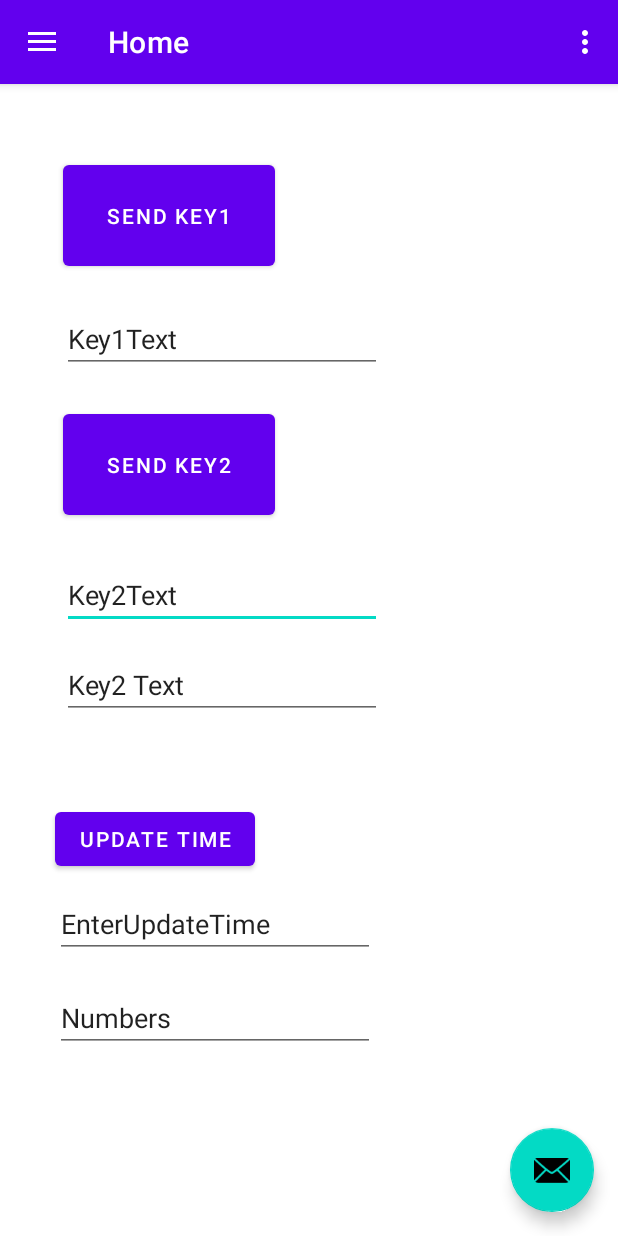
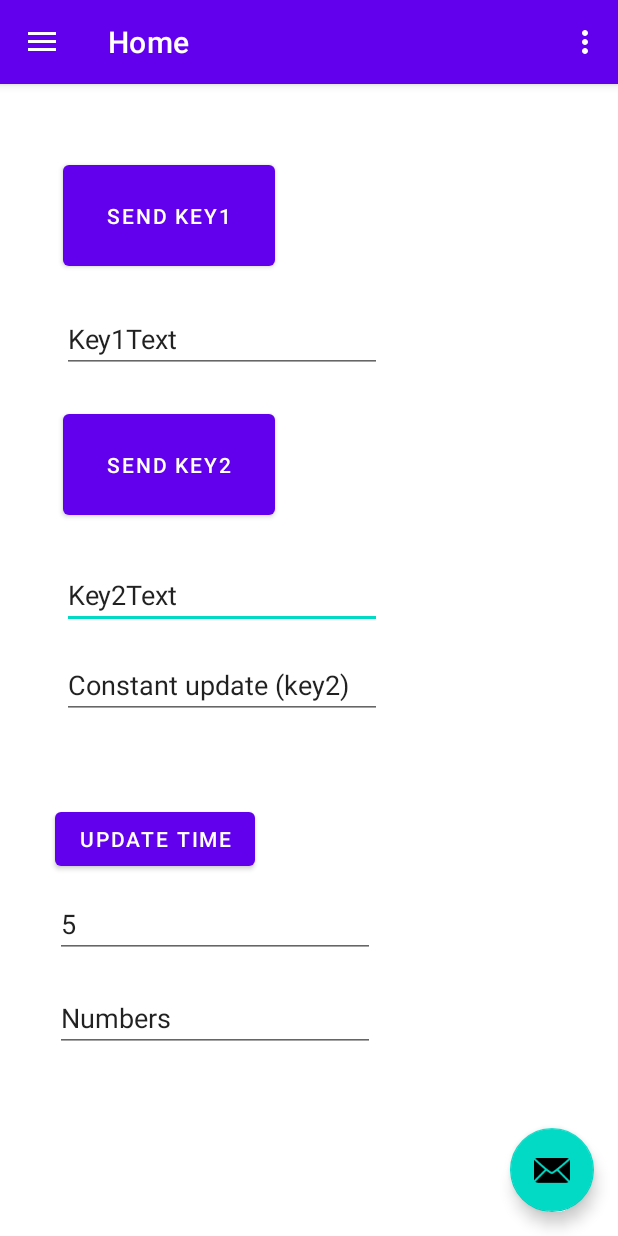
Before and after one commit to jdbremer/Senior-Design-Project, an Android app: the screen it shows after launch (MainActivity), on a phone screen of 412 x 824 dp. Run offline under Robolectric (Android 15) with nearby library versions, the phone set to English and light mode, and no system bars; our stand-ins replace Firebase (no records; nobody signed in at launch, a user with empty details on screens opened directly), navigation-ui.

Commit message:
Updates to the handler. Updated the process for single pulls from the database and continuous pulls from the database. Added button functionality to be able to change the pull interval time in seconds

```diff
--- a/software/androidApp/seniorDesignApp/app/src/main/java/com/senior/DesignApp/ui/home/HomeFragment.java
+++ b/software/androidApp/seniorDesignApp/app/src/main/java/com/senior/DesignApp/ui/home/HomeFragment.java
@@ -38,6 +38,21 @@ public class HomeFragment extends Fragment {
     public DatabaseReference mDatabase;
     private DatabaseReference mPostReference;
     public EditText sensorDataObj;
+    public EditText intervalTxt;
+
+    // HANDLER //
+    //A handler will be needed if you were to update data on the UI while not doing a listen operation
+    //This is what you would call -> updatingUI.post(UIUpdate);
+    private final Handler updatingUI = new Handler();
+
+    final Runnable UIUpdate = new Runnable() {
+        public void run() {
+            sensorDataObj.setText(sensorData);
+        }
+    };
+    // END HANDLER //
+
+
     public View onCreateView(@NonNull LayoutInflater inflater,
                              ViewGroup container, Bundle savedInstanceState) {
 
@@ -53,47 +68,84 @@ public class HomeFragment extends Fragment {
                 //textView.setText(s);
             }
         });
-        //modifyUIText modUIText = new modifyUIText();
-//        modifyUIText.PrivatemodifyUIText mod = new modifyUIText.PrivatemodifyUIText();
-        PrivatemodifyUIText mod = new PrivatemodifyUIText();
+
+
+        //CONSTANT LISTENER CODE//
+        EditText receivedkey2 = (EditText) root.findViewById(R.id.receivedKey2);
+        ValueEventListener constantListener = new ValueEventListener(){
+            @Override
+            public void onDataChange (DataSnapshot dataSnapshot){
+                // Get Post object and use the values to update the UI
+                //System.out.println(dataSnapshot.getValue());
+                receivedkey2.setText(dataSnapshot.getValue().toString());
+
+                // ...
+            }
+
+            @Override
+            public void onCancelled (@NonNull DatabaseError error){
+                //Log.w(TAG, "loadPost:onCancelled", databaseError.toException());
+                System.out.println("The read failed: " + error.getMessage());
+            }
+        };
+        //mPostReference.addValueEventListener(constantListener);  //Uncomment this to start the continous grab of updated data
+        //END CONSTANT LISTENER CODE//
+
+        //SINGLE LISTEN CODE// //This code will allow a single listen... It will do a single grab of data and will have to be reinitialized again.
+        ValueEventListener singleListen = new ValueEventListener(){
+            @Override
+            public void onDataChange (DataSnapshot dataSnapshot){
+                // Get Post object and use the values to update the UI
+                //System.out.println(dataSnapshot.getValue());
+                sensorDataObj.setText(dataSnapshot.getValue().toString());
+
+                // ...
+            }
+
+            @Override
+            public void onCancelled (@NonNull DatabaseError error){
+                //Log.w(TAG, "loadPost:onCancelled", databaseError.toException());
+                System.out.println("The read failed: " + error.getMessage());
+            }
+        };
+        //END SINGLE LISTEN CODE//
+
+        Button timeUpdate = (Button) root.findViewById(R.id.updateTime);
+        intervalTxt = (EditText) root.findViewById(R.id.updateTimeText);
+        intervalTxt.setText(String.valueOf(sensorGrabTime));        //sets the value in the txt box to the initial value
+
+        timeUpdate.setOnClickListener(new View.OnClickListener() {
+            public void onClick(View v) {
+                // Do something in response to button click
+                sensorGrabTime = Integer.parseInt(intervalTxt.getText().toString());        //grabs the value in char form and converts it to an int if button was pressed
+            }
+        });
+
+
+        //THREAD CODE//
         sensorDataObj = (EditText) root.findViewById(R.id.sensorDataText);
-
-//        Handler handler = new Handler(){
-//            @Override
-//            public void handleMessage(Message msg){
-//                if(msg.what == 0){
-//                    updateUI();
-//                }else{
-//                    showError();
-//                }
-//            }
-//        };
-
-//        Handler handler = new Handler() {
-//            @Override
-//            public void handleMessage(Message msg) {
-//                sensorDataObj.setText(msg.toString());
-//            }
-//        };
 
         Runnable runnable = new Runnable(){
             public void run() {
-                try {
-                    Thread.sleep(1000*sensorGrabTime);
+                while (true) {
+                    try {
+                        Thread.sleep(1000 * sensorGrabTime);
+                    } catch (InterruptedException e) {
+                        e.printStackTrace();
+                    }
+                    mPostReference.addListenerForSingleValueEvent(singleListen); //do a single grab of data
+                    //updatingUI.post(UIUpdate);
                 }
-                catch (InterruptedException e) {
-                    e.printStackTrace();
-                }
-//                sensorData = mDatabase.child("testObj").child("Key2").get().toString();
-//                sensorDataObj.setText("yessir");
-//                sensorDataObj.setText(sensorData, TextView.BufferType.EDITABLE);
-//                sensorDataObj.textView.setText("Blah");
-//                modUIText.
-                mod.sendEmptyMessage(0);
             }
         };
         Thread thread = new Thread(runnable);
         thread.start();
+        //END THREAD CODE//
+
+
+
+
+
 
         Button b = (Button) root.findViewById(R.id.dataBaseSend);
         EditText key1 = (EditText) root.findViewById(R.id.Key1_text);
@@ -117,38 +169,9 @@ public class HomeFragment extends Fragment {
         });
 
 
-        //LISTENER CODE//
-        EditText receivedkey2 = (EditText) root.findViewById(R.id.receivedKey2);
-        ValueEventListener postListener = new ValueEventListener(){
-            @Override
-            public void onDataChange (DataSnapshot dataSnapshot){
-                // Get Post object and use the values to update the UI
-                //System.out.println(dataSnapshot.getValue());
-                receivedkey2.setText(dataSnapshot.getValue().toString());
 
-                // ...
-            }
-
-            @Override
-            public void onCancelled (@NonNull DatabaseError error){
-                //Log.w(TAG, "loadPost:onCancelled", databaseError.toException());
-                System.out.println("The read failed: " + error.getMessage());
-            }
-        };
-        mPostReference.addValueEventListener(postListener);
-        //END LISTENER CODE//
 
         return root;
     }
-    private static class PrivatemodifyUIText extends Handler {
-        public String sensorData;
-        HomeFragment frag = new HomeFragment();
-        public void handleMessage(Message msg) {
-            if(msg.what == 0)
-            {
-                sensorData = frag.mDatabase.child("testObj").child("Key2").get().toString();
-                frag.sensorDataObj.setText("sdolihnfaos");
-            }
-        }
-    };
+
 }
--- a/software/androidApp/seniorDesignApp/app/src/main/res/layout/fragment_home.xml
+++ b/software/androidApp/seniorDesignApp/app/src/main/res/layout/fragment_home.xml
@@ -64,7 +64,7 @@
         android:layout_height="wrap_content"
         android:ems="10"
         android:inputType="textPersonName"
-        android:text="Key2 Text"
+        android:text="Constant update (key2)"
         app:layout_constraintBottom_toBottomOf="parent"
         app:layout_constraintEnd_toEndOf="parent"
         app:layout_constraintHorizontal_bias="0.208"
```
